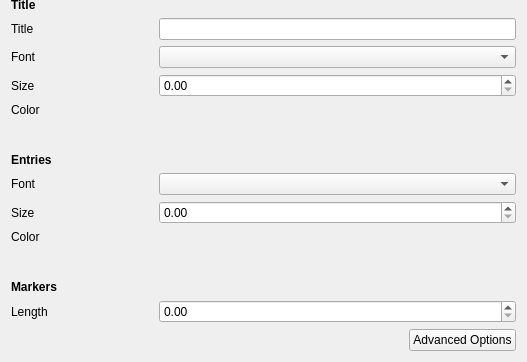
Before: the Qt Designer form qt/python/mantidqt/widgets/plotconfigdialog/legendtabwidget/legend_tab.ui in mantidproject/mantid, drawn with Qt 5; both pictures show x 0 to 527 and y 200 to 562 of the 527 by 562 pixel window.
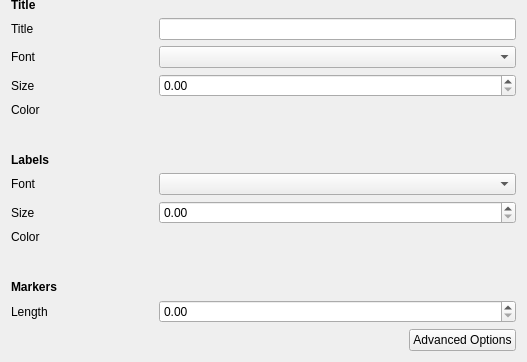
After: the same form once the commit is applied.

Commit message: Re #26596 tab fully functional with advanced options

The edit to the form file:
```diff
--- a/qt/python/mantidqt/widgets/plotconfigdialog/legendtabwidget/legend_tab.ui
+++ b/qt/python/mantidqt/widgets/plotconfigdialog/legendtabwidget/legend_tab.ui
@@ -298,7 +298,7 @@
           </font>
          </property>
          <property name="text">
-          <string>Entries</string>
+          <string>Labels</string>
          </property>
         </widget>
        </item>
```
The commit also changes 6 other files.
